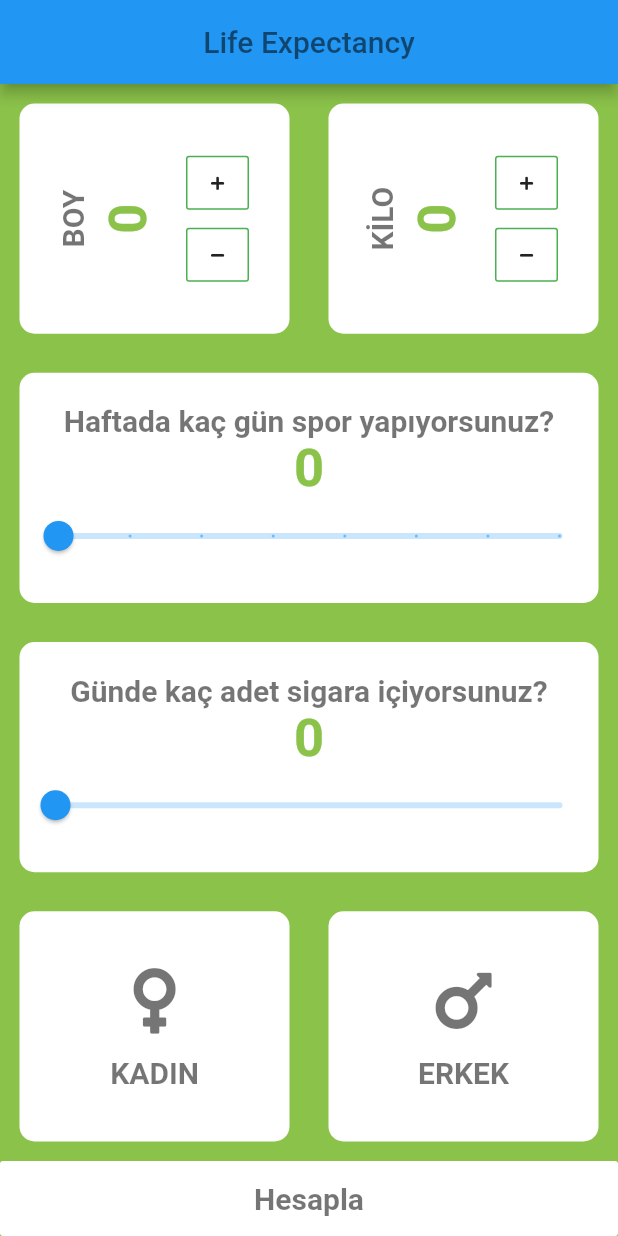
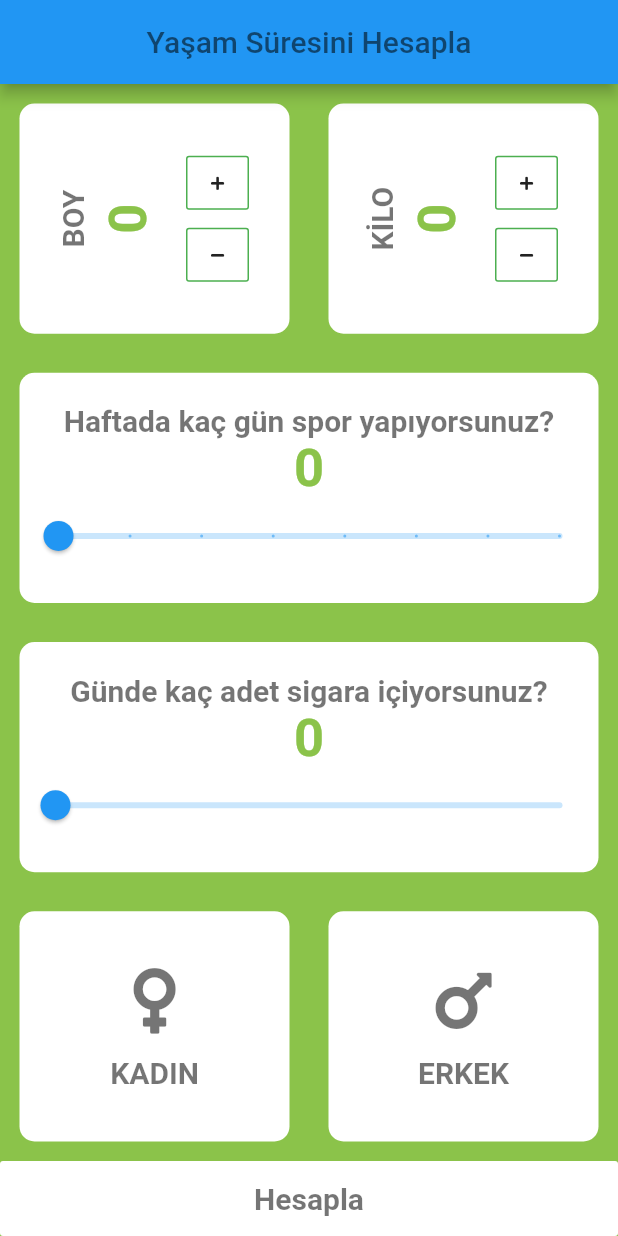
Before and after one commit to TemurBahri/life_expectancy, a Flutter app: the screen it shows after launch, on a phone screen of 412 x 824 dp. Run offline on Flutter 3.47's test engine with Material 2 defaults, Android fonts, the phone set to English and light mode, and no system bars; our stand-ins replace font_awesome_flutter.

Commit message:
Flutter Learning continue...

```diff
--- a/lib/input_page.dart
+++ b/lib/input_page.dart
@@ -27,7 +27,7 @@ class _InputPageState extends State<InputPage> {
     return Scaffold(
       appBar: AppBar(
         title: Text(
-          'Life Expectancy',
+          'Yaşam Süresini Hesapla',
           style: TextStyle(color: Colors.black54),
         ),
         centerTitle: true,
```
